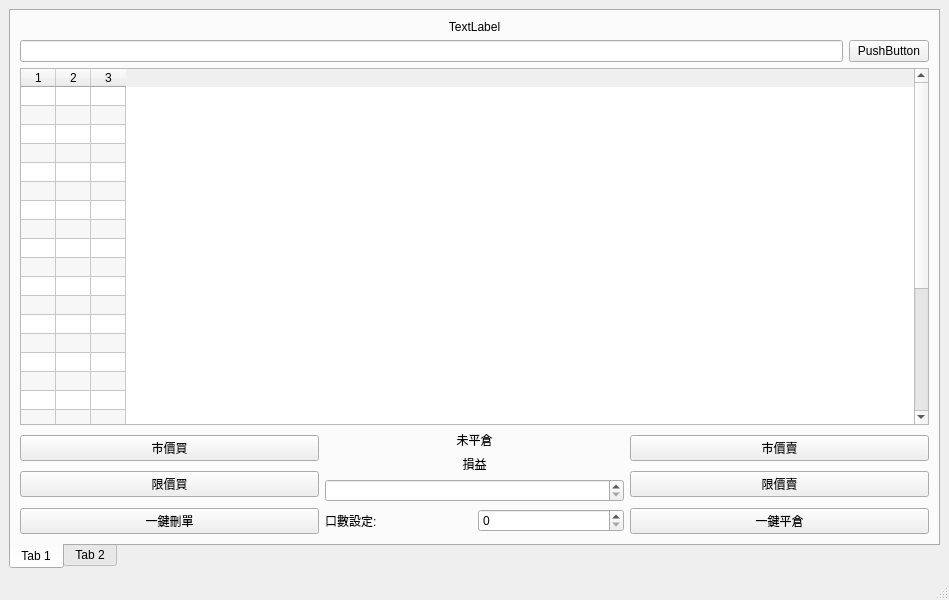
First picture: the form in TMW.ui, repository clamgee/python-code, before the edit.
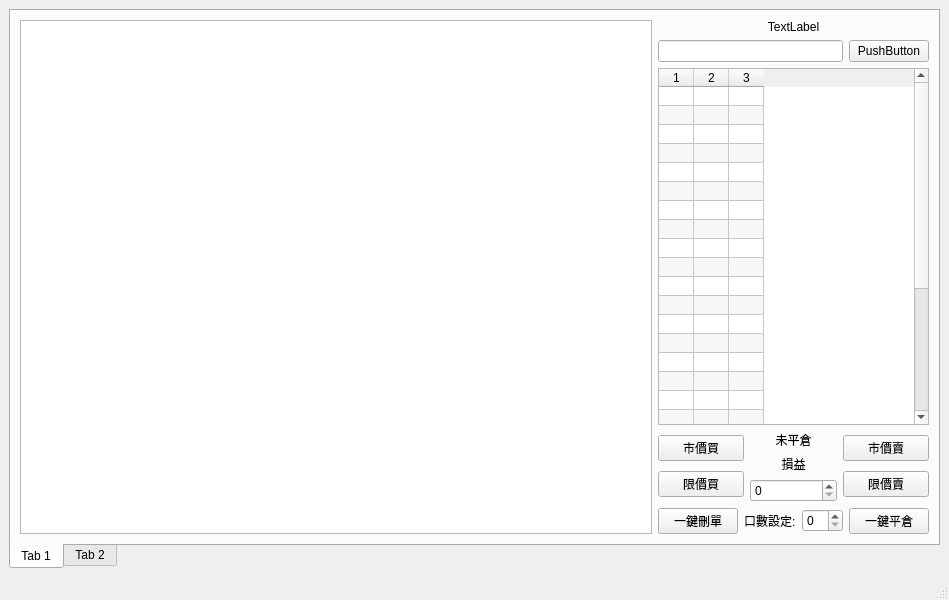
Second picture: the form after the edit.

What changed in the file:
```diff
--- a/TMW.ui
+++ b/TMW.ui
@@ -52,7 +52,11 @@
         <item row="0" column="0">
          <layout class="QHBoxLayout" name="horizontalLayout_6" stretch="5,1">
           <item>
-           <layout class="QGridLayout" name="gridLayout"/>
+           <layout class="QGridLayout" name="gridLayout">
+            <item row="0" column="0">
+             <widget class="QGraphicsView" name="graphicsView"/>
+            </item>
+           </layout>
           </item>
           <item>
            <layout class="QVBoxLayout" name="verticalLayout_5">
@@ -220,7 +224,7 @@
                 <item>
                  <widget class="QSpinBox" name="spinBox">
                   <property name="specialValueText">
-                   <string> </string>
+                   <string/>
                   </property>
                  </widget>
                 </item>
```
